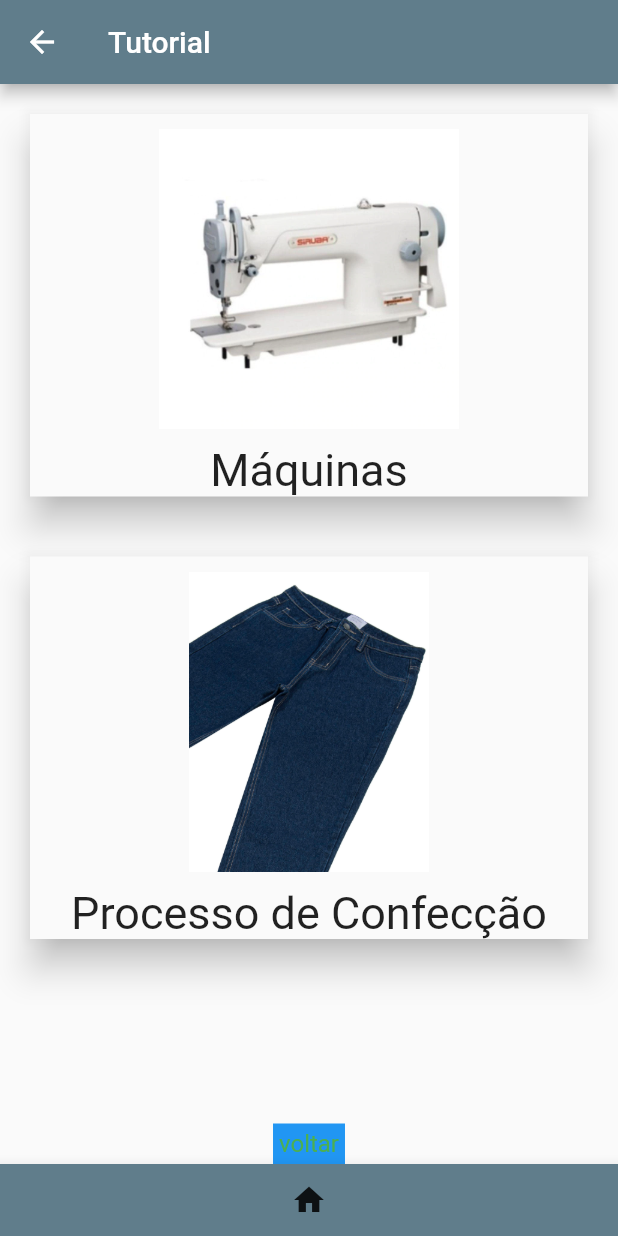
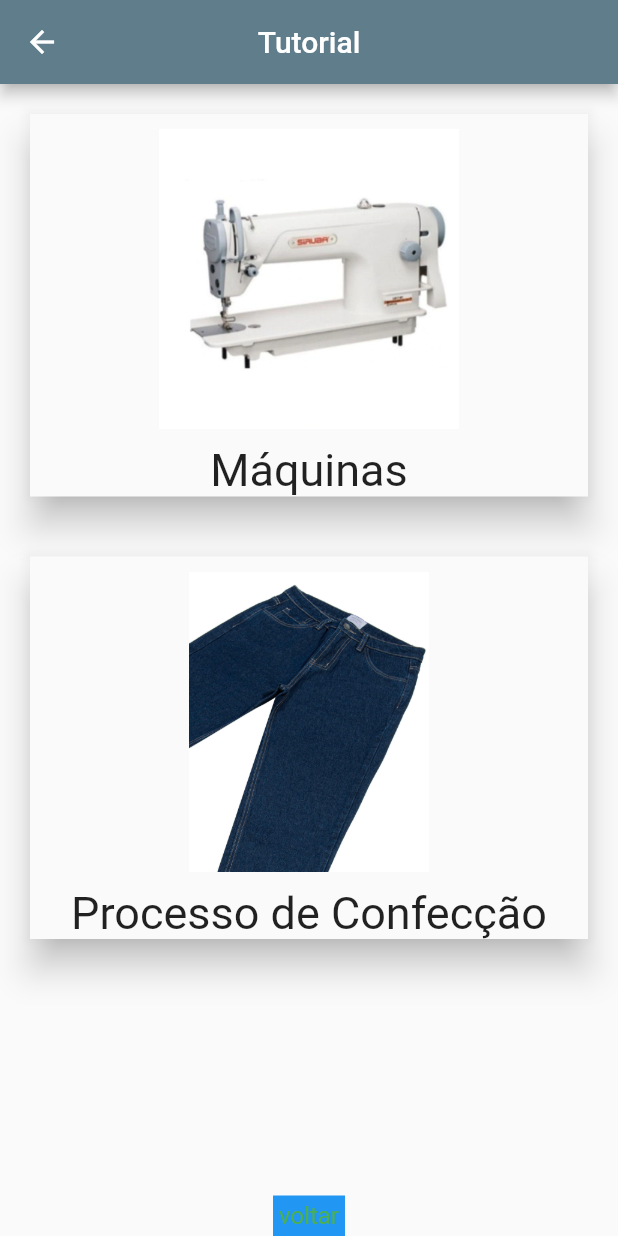
Before and after one commit to danillofc/fpa, a Flutter app: the page screen opened directly with empty values, after a tap on the "arrow back" icon, after a tap on the "home" icon, after a tap on "Tutorial", on a phone screen of 412 x 824 dp. Run offline on Flutter 3.47's test engine with Material 2 defaults, Android fonts, the phone set to English and light mode, and no system bars.

Commit message:
Alterações

```diff
--- a/calcajeans/lib/confeccao.dart
+++ b/calcajeans/lib/confeccao.dart
@@ -12,8 +12,8 @@ class confeccao extends StatefulWidget {
 class _confeccaoState extends State<confeccao> {
   List<String> imagem = [
     "assets/imagens/moldes.png",
-    "assets/imagens/aviamentofrontal.png",
-    "assets/imagens/aviamentotraseiro.png",
+    "assets/imagens/av_f.jpg",
+    "assets/imagens/av_t.jpg",
   ];
 
   Widget customcard(String opcao, String image) {
--- a/calcajeans/lib/confeccaodescricao.dart
+++ b/calcajeans/lib/confeccaodescricao.dart
@@ -8,17 +8,22 @@ class confeccaodescricao extends StatelessWidget {
   confeccaodescricao(this.conf);
   String descricao;
   String image;
+  String image2;
 
   setasset() {
     if (conf == "Moldes") {
-      descricao = "Os moldes são ...";
+      descricao =
+          "   Os moldes são peças que representam as partes do modelo da calça, retirados da modelagem, que foi desenvolvida sobre as bases.  ...";
       image = "assets/imagens/moldes.png";
+      image2 = "assets/imagens/moldes.png";
     } else if (conf == "Aviamentos frontais") {
       descricao = "Os aviamentos frontais são...";
-      image = "assets/imagens/aviamentofrontal.png";
+      image = "assets/imagens/av_f.jpg";
+      image2 = "assets/imagens/av_f.jpg";
     } else if (conf == "Aviamentos traseiros") {
       descricao = "Os aviamentos traseiros são ...";
-      image = "assets/imagens/aviamentotraseiro.png";
+      image = "assets/imagens/av_t.jpg";
+      image2 = "assets/imagens/av_t.jpg";
     }
   }
 
@@ -28,7 +33,8 @@ class confeccaodescricao extends StatelessWidget {
     String data = descricao;
     String item = conf;
     String imagem = image;
-    return page(data: data, item: item, imagem: imagem);
+    String imagem2 = image2;
+    return page(data: data, item: item, imagem: imagem, imagem2: imagem2);
   }
 }
 
@@ -36,44 +42,80 @@ class page extends StatefulWidget {
   final String data;
   final String item;
   final String imagem;
+  final String imagem2;
 
   page(
       {Key key,
       @required this.data,
       @required this.item,
-      @required this.imagem})
+      @required this.imagem,
+      @required this.imagem2})
       : super(key: key);
   @override
-  _pageState createState() => _pageState(data, item, imagem);
+  _pageState createState() => _pageState(data, item, imagem, imagem2);
 }
 
 class _pageState extends State<page> {
   final String data;
   final String item;
   final String imagem;
-  _pageState(this.data, this.item, this.imagem);
+  final String imagem2;
+  _pageState(this.data, this.item, this.imagem, this.imagem2);
 
   Widget build(BuildContext context) {
     return Scaffold(
       body: Column(
         children: <Widget>[
           Expanded(
-            flex: 3,
+            //flex: 3,
             child: Container(
               padding: EdgeInsets.all(15.0),
-              alignment: Alignment.bottomLeft,
+              color: Colors.red,
+              //alignment: Alignment.bottomLeft,
               child: ListView(
+              //child: PageView(
                 children: <Widget>[
-                  Image(
-                    image: AssetImage(
-                      imagem,   //Imagem da máquina
+                  Container(
+                    //adicionei
+                    padding: EdgeInsets.symmetric(vertical: 5.0),
+                    height: 200.0, //adicionei
+                    //width: 200.0, //adicionei
+                    color: Colors.green,
+                    //child: ListView(
+                    child: PageView(
+                      scrollDirection: Axis.horizontal,
+                      children: <Widget>[
+                        Container(
+                          padding: EdgeInsets.symmetric(vertical: 5.0),
+                          height: 200.0, //adicionei
+                          width: 200.0, //adicionei
+                          color: Colors.grey,
+                          child: Image(
+                            image: AssetImage(
+                              imagem, //Imagem da parte
+                            ),
+                          ),
+                        ),
+                        Container(
+                          height: 200.0, //
+                          padding: EdgeInsets.symmetric(vertical: 5.0),
+                          width: 200.0, //adicionei
+                          color: Colors.yellow,
+                          child: Image(
+                            image: AssetImage(
+                              imagem2, //Imagem2 da parte
+                            ),
+                          ),
+                        ),
+                      ],
                     ),
                   ),
                   Text(
-                    data, //Texto sobre a máquina
+                    data, //Texto sobre a parte
                     style: TextStyle(
                       fontSize: 16.0,
                     ),
+                    textAlign: TextAlign.justify,
                   ),
                 ],
               ),
@@ -81,7 +123,6 @@ class _pageState extends State<page> {
           ),
         ],
       ),
-
       appBar: AppBar(
         title: Text(
           item,
@@ -99,8 +140,7 @@ class _pageState extends State<page> {
           child: Icon(Icons.arrow_back),
         ),
       ),
-
-       bottomNavigationBar: BottomAppBar(
+      bottomNavigationBar: BottomAppBar(
         child: Row(
           mainAxisSize: MainAxisSize.max,
           mainAxisAlignment: MainAxisAlignment.spaceBetween,
@@ -111,7 +151,8 @@ class _pageState extends State<page> {
                 Icons.home,
                 size: 24.0,
               ),
-              onPressed: () => Navigator.of(context).pushReplacement(MaterialPageRoute(
+              onPressed: () =>
+                  Navigator.of(context).pushReplacement(MaterialPageRoute(
                 builder: (context) => home(),
               )),
             ),
@@ -124,3 +165,37 @@ class _pageState extends State<page> {
     );
   }
 }
+
+// var bannerItems = ["1", "2", "3"];
+// var bannerImage = [
+//   "assets/imagens/av_f.jpg",
+//   "assets/imagens/av_f.jpg",
+//   "assets/imagens/av_f.jpg"
+// ];
+
+// class Banner extends StatelessWidget {
+//   @override
+//   Widget build(BuildContext context) {
+//     //var screenHeight = MediaQuery.of(context).size.height;
+//     var screenWidth = MediaQuery.of(context).size.width;
+
+//     PageController controller = PageController(initialPage: 1);
+
+//     for (int x = 0; x < bannerItems.length;i++){
+//       var bannerView = Container(
+//         child: Stack(
+
+//         )
+//       )
+//     }
+//       return Container(
+//         //height: screenHeight,
+//         width: screenWidth * 9 / 16,
+//         child: PageView(
+//           controller: controller,
+//           scrollDirection: Axis.horizontal,
+//           children: <Widget>[],
+//         ),
+//       );
+//   }
+// }
--- a/calcajeans/lib/home.dart
+++ b/calcajeans/lib/home.dart
@@ -3,7 +3,6 @@ import 'quizpage.dart';
 import "tutorial.dart";
 
 class home extends StatefulWidget {
-
   @override
   _homeState createState() => _homeState();
 }
@@ -78,6 +77,7 @@ class _homeState extends State<home> {
             fontSize: 20.0,
           ),
         ),
+        centerTitle: true,
       ),
       body: Container(
         child: ListView(
--- a/calcajeans/lib/maquinas.dart
+++ b/calcajeans/lib/maquinas.dart
@@ -15,7 +15,7 @@ class _maquinasState extends State<maquinas> {
   List<String> imagem = [
     "assets/imagens/pesp.jpg",
     "assets/imagens/over.jpg",
-    "assets/imagens/inter.jpg",
+    "assets/imagens/interlock.jpg",
     "assets/imagens/reta.jpg",
   ];
 
@@ -96,6 +96,7 @@ class _maquinasState extends State<maquinas> {
             fontSize: 20.0,
           ),
         ),
+        centerTitle: true,
         leading: GestureDetector(
           onTap: () {
             Navigator.of(context).pushReplacement(MaterialPageRoute(
--- a/calcajeans/lib/tutorial.dart
+++ b/calcajeans/lib/tutorial.dart
@@ -121,6 +121,7 @@ class _tutorialState extends State<tutorial> {
             fontSize: 20.0,
           ),
         ),
+        centerTitle: true,
         leading: GestureDetector(
           onTap: () {
             Navigator.of(context).pushReplacement(MaterialPageRoute(
@@ -130,28 +131,6 @@ class _tutorialState extends State<tutorial> {
           child: Icon(Icons.arrow_back),
         ),
       ),
-
-      bottomNavigationBar: BottomAppBar(
-        child: Row(
-          mainAxisSize: MainAxisSize.max,
-          mainAxisAlignment: MainAxisAlignment.spaceBetween,
-          children: <Widget>[
-            SizedBox(width: 7),
-            IconButton(
-              icon: Icon(
-                Icons.home,
-                size: 24.0,
-              ),
-              onPressed: () => Navigator.of(context).pushReplacement(MaterialPageRoute(
-                builder: (context) => home(),
-              )),
-            ),
-            SizedBox(width: 7),
-          ],
-        ),
-        color: Theme.of(context).primaryColor,
-        shape: CircularNotchedRectangle(),
-      ),
     );
   }
 }
```
Also changed, not shown: calcajeans/assets/perguntas.json (+21 -21 lines), calcajeans/lib/maqdescricao.dart (+14 -6 lines), calcajeans/lib/quizpage.dart (+1 -22 lines), calcajeans/assets/imagens/reta.jpg, 2 other files.
